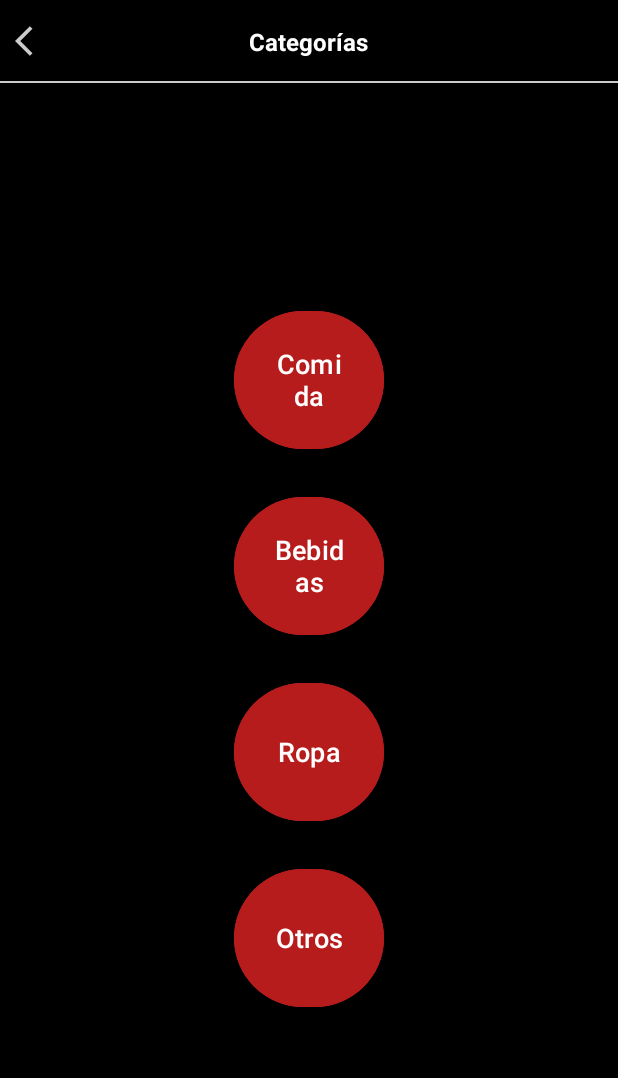
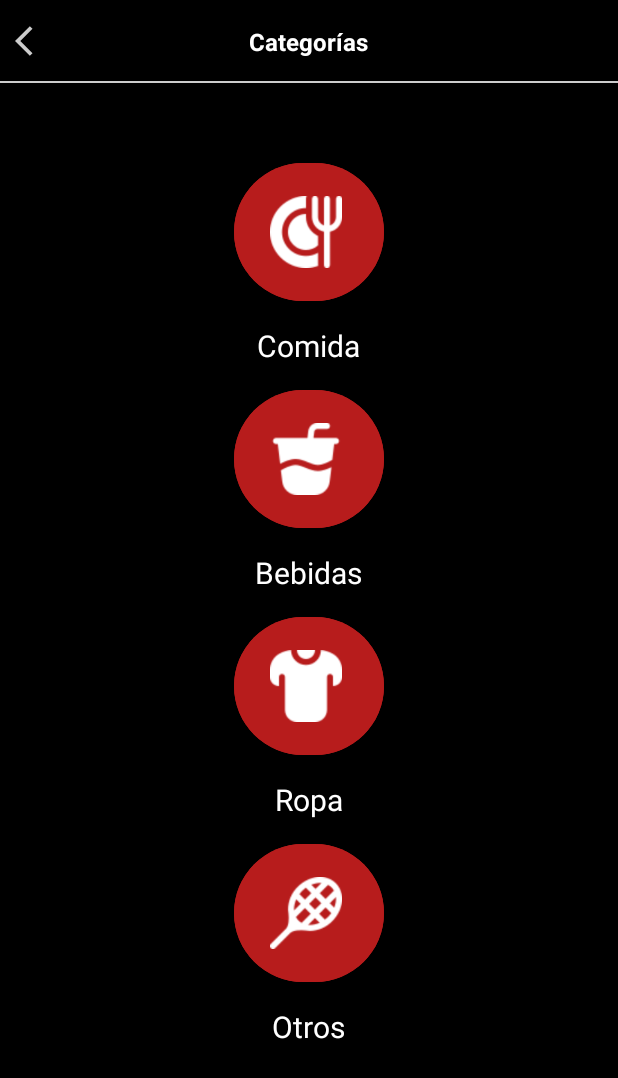
Before and after one commit to SmilexX98/MobileBusiness, an Android app: the fragment FragmentCategorias shown on its own in the app's theme, on a phone screen of 412 x 824 dp. Shown: the top 1078 px of the screen. Run offline under Robolectric (Android 15) with nearby library versions, the phone set to English and light mode, and no system bars.

Commit message:
Pantalla de categorias estilizada.

```diff
--- a/app/src/main/res/layout/fragment_categorias.xml
+++ b/app/src/main/res/layout/fragment_categorias.xml
@@ -39,12 +39,11 @@
             android:layout_alignParentBottom="true"
             android:layout_width="match_parent"
             android:layout_height="1dp"/>
-
     </RelativeLayout>
 
     <LinearLayout
         android:layout_width="match_parent"
-        android:layout_height="match_parent"
+        android:layout_height="680dp"
         android:orientation="vertical"
         android:gravity="center">
 
@@ -55,9 +54,19 @@
             android:layout_height="100dp"
             android:layout_margin="12dp"
             android:backgroundTint="@color/Tinto"
-            android:cornerRadius="16dp"
+            android:textSize="14sp"
+            android:gravity="center"
+            app:icon="@drawable/icono_plato_2"
+            app:iconSize="48dp"
+            app:iconPadding="8dp"/>
+
+        <TextView
             android:text="@string/txt_btcomida"
-            android:textSize="18sp" />
+            android:textSize="20sp"
+
+            android:layout_width="wrap_content"
+            android:layout_height="wrap_content"
+            android:textColor="@color/white"/>
 
         <!-- Botón 2 -->
         <com.google.android.material.button.MaterialButton
@@ -66,9 +75,19 @@
             android:layout_height="100dp"
             android:layout_margin="12dp"
             android:backgroundTint="@color/Tinto"
-            android:cornerRadius="16dp"
+            android:textSize="14sp"
+            android:gravity="center"
+            app:icon="@drawable/icono_vaso"
+            app:iconSize="48dp"
+            app:iconPadding="8dp"/>
+
+        <TextView
             android:text="@string/txt_btbebidas"
-            android:textSize="18sp" />
+            android:textSize="20sp"
+
+            android:layout_width="wrap_content"
+            android:layout_height="wrap_content"
+            android:textColor="@color/white"/>
 
         <!-- Botón 3 -->
         <com.google.android.material.button.MaterialButton
@@ -77,9 +96,19 @@
             android:layout_height="100dp"
             android:layout_margin="12dp"
             android:backgroundTint="@color/Tinto"
-            android:cornerRadius="16dp"
+            android:textSize="14sp"
+            android:gravity="center"
+            app:icon="@drawable/icono_camiseta"
+            app:iconSize="48dp"
+            app:iconPadding="8dp"/>
+
+        <TextView
+            android:layout_width="wrap_content"
+            android:layout_height="wrap_content"
+
             android:text="@string/txt_btropa"
-            android:textSize="18sp" />
+            android:textColor="@color/white"
+            android:textSize="20sp" />
 
         <!-- Botón 4 -->
         <com.google.android.material.button.MaterialButton
@@ -88,10 +117,19 @@
             android:layout_height="100dp"
             android:layout_margin="12dp"
             android:backgroundTint="@color/Tinto"
-            android:cornerRadius="16dp"
+            android:textSize="14sp"
+            android:gravity="center"
+            app:icon="@drawable/icono_raqueta"
+            app:iconSize="48dp"
+            app:iconPadding="8dp"/>
+
+        <TextView
             android:text="@string/txt_btotros"
-            android:textSize="18sp" />
+            android:textSize="20sp"
 
+            android:layout_width="wrap_content"
+            android:layout_height="wrap_content"
+            android:textColor="@color/white"/>
     </LinearLayout>
 
 </androidx.appcompat.widget.LinearLayoutCompat>
```
Also changed, not shown: app/src/main/res/drawable/icono_camiseta.png (added), app/src/main/res/drawable/icono_plato_2.png (added), app/src/main/res/drawable/icono_raqueta.png (added), app/src/main/res/drawable/icono_vaso.png (added).
